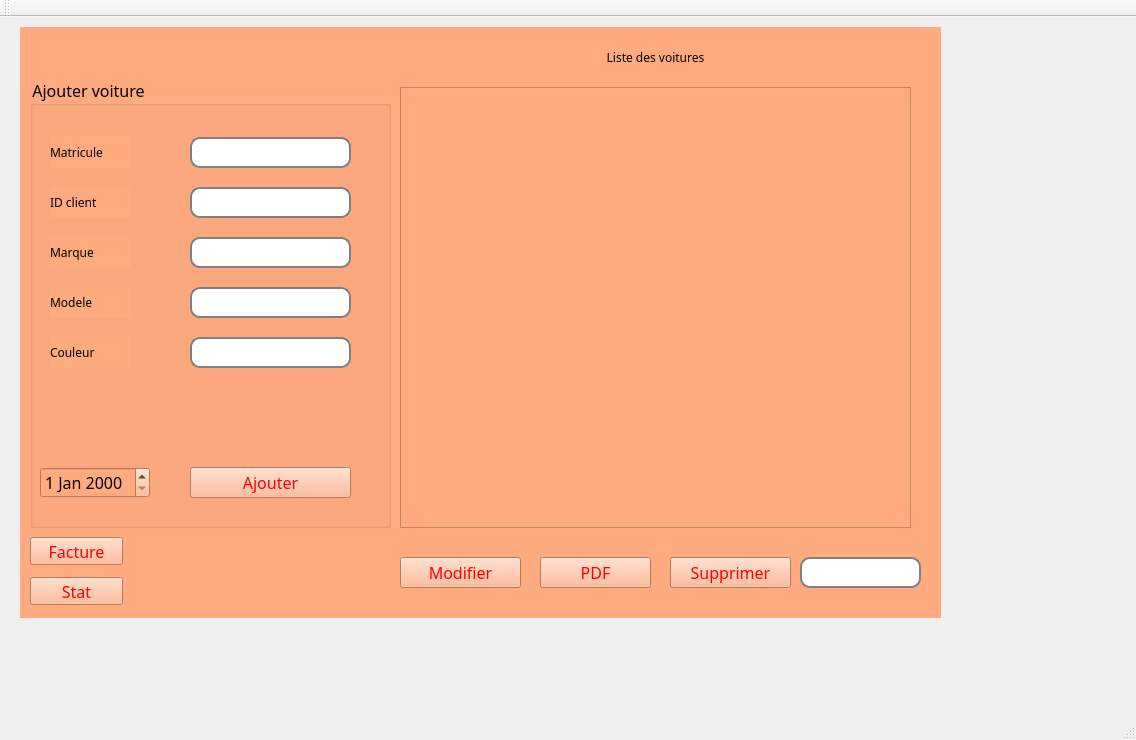
Old version of the form mainwindow.ui in the repository firastourki99/smartgarage.
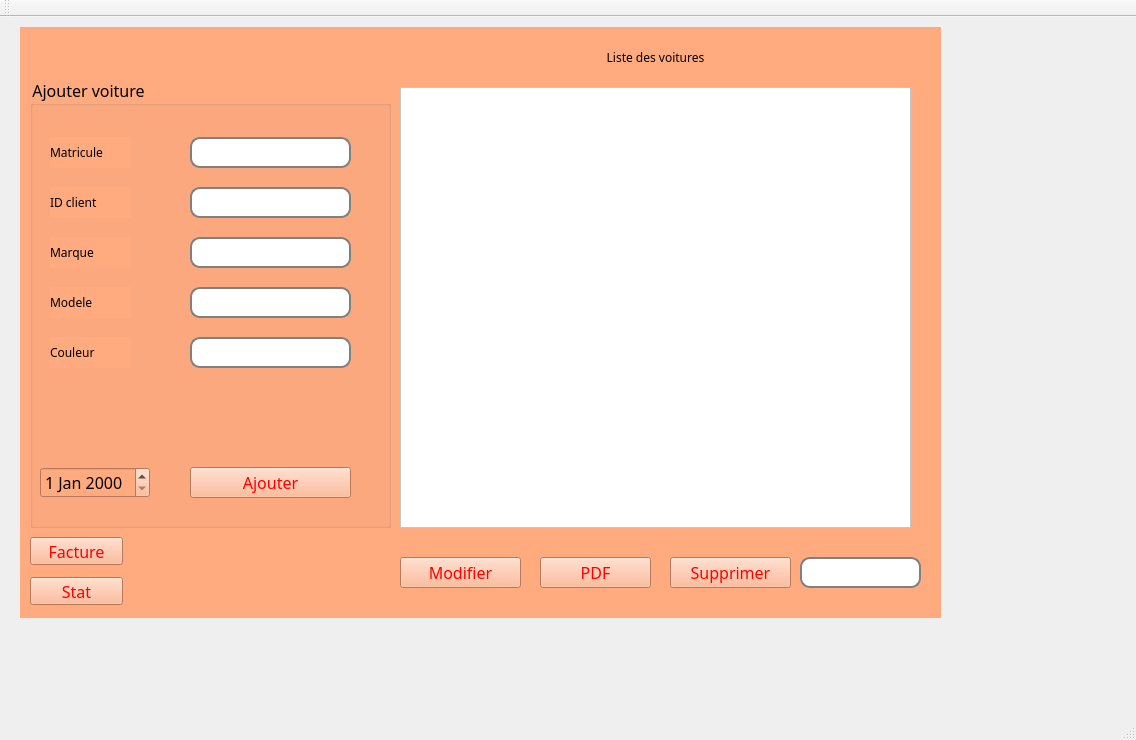
New version of the form.

Commit message: backgroun color

```diff
--- a/mainwindow.ui
+++ b/mainwindow.ui
@@ -313,6 +313,9 @@
          <height>441</height>
         </rect>
        </property>
+       <property name="styleSheet">
+        <string notr="true">background-color: rgb(255, 255, 255);</string>
+       </property>
       </widget>
       <widget class="QPushButton" name="pb_modifier">
        <property name="geometry">
```
The commit also changes 1 other file.
